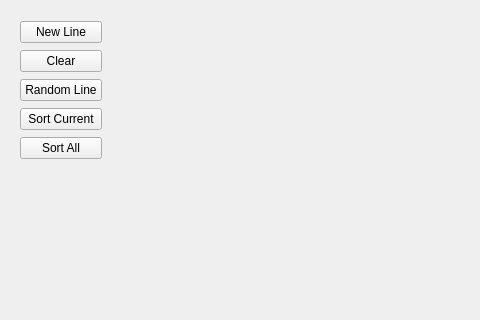
The window that widget.ui (blackbird2003/LineSets) describes before a commit, drawn with Qt 5; both pictures show x 0 to 480 and y 0 to 320 of the 800 by 600 pixel window.
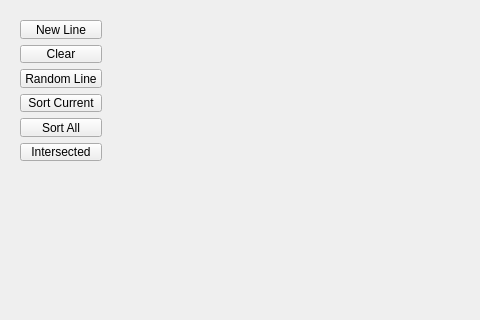
The same window after the commit.

What changed in the file:
```diff
--- a/widget.ui
+++ b/widget.ui
@@ -58,6 +58,13 @@
       </property>
      </widget>
     </item>
+    <item>
+     <widget class="QPushButton" name="bthIntersected">
+      <property name="text">
+       <string>Intersected</string>
+      </property>
+     </widget>
+    </item>
    </layout>
   </widget>
  </widget>
```
